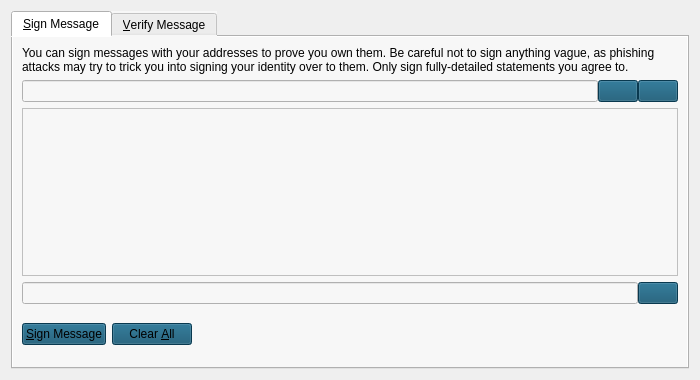
The window that src/qt/forms/signverifymessagedialog.ui (reappergrimd/Guarany) describes before a commit, drawn with Qt 5.
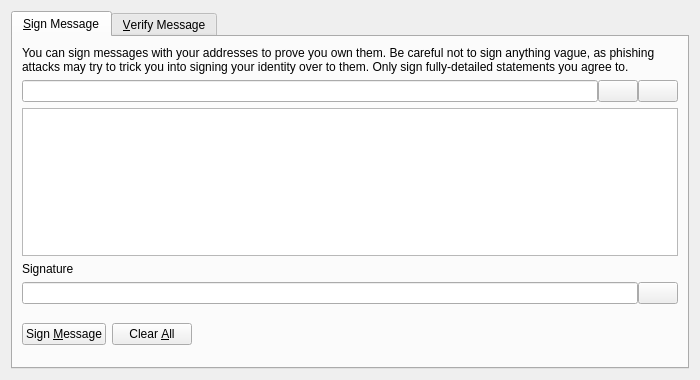
The same window after the commit. Icons and pictures are not drawn. Custom widgets are drawn as their Qt base class.

What changed in the file:
```diff
--- a/src/qt/forms/signverifymessagedialog.ui
+++ b/src/qt/forms/signverifymessagedialog.ui
@@ -19,9 +19,6 @@
   <layout class="QVBoxLayout" name="verticalLayout">
    <item>
     <widget class="QTabWidget" name="tabWidget">
-     <property name="styleSheet">
-      <string notr="true">background-color: rgb(247, 247, 247);</string>
-     </property>
      <property name="currentIndex">
       <number>0</number>
      </property>
@@ -63,9 +60,6 @@
            <property name="toolTip">
             <string>Choose an address from the address book</string>
            </property>
-           <property name="styleSheet">
-            <string notr="true">background-color: rgb(13, 80, 111);</string>
-           </property>
            <property name="text">
             <string/>
            </property>
@@ -86,9 +80,6 @@
            <property name="toolTip">
             <string>Paste address from clipboard</string>
            </property>
-           <property name="styleSheet">
-            <string notr="true">background-color: rgb(13, 80, 111);</string>
-           </property>
            <property name="text">
             <string/>
            </property>
@@ -113,6 +104,16 @@
          </property>
         </widget>
        </item>
+       <item>
+        <widget class="QLabel" name="signatureLabel_SM">
+         <property name="text">
+          <string>Signature</string>
+         </property>
+         <property name="textFormat">
+          <enum>Qt::PlainText</enum>
+         </property>
+        </widget>
+       </item>
        <item>
         <layout class="QHBoxLayout" name="horizontalLayout_2_SM">
          <property name="spacing">
@@ -135,9 +136,6 @@
            <property name="toolTip">
             <string>Copy the current signature to the system clipboard</string>
            </property>
-           <property name="styleSheet">
-            <string notr="true">background-color: rgb(13, 80, 111);</string>
-           </property>
            <property name="text">
             <string/>
            </property>
@@ -159,11 +157,8 @@
            <property name="toolTip">
             <string>Sign the message to prove you own this Guarany address</string>
            </property>
-           <property name="styleSheet">
-            <string notr="true">background-color: rgb(13, 80, 111);</string>
-           </property>
            <property name="text">
-            <string>&amp;Sign Message</string>
+            <string>Sign &amp;Message</string>
            </property>
            <property name="icon">
             <iconset resource="../bitcoin.qrc">
@@ -179,9 +174,6 @@
            <property name="toolTip">
             <string>Reset all sign message fields</string>
            </property>
-           <property name="styleSheet">
-            <string notr="true">background-color: rgb(13, 80, 111);</string>
-           </property>
            <property name="text">
             <string>Clear &amp;All</string>
            </property>
```
Left out of the diff: 15 changed lines with no effect on the pictures.
